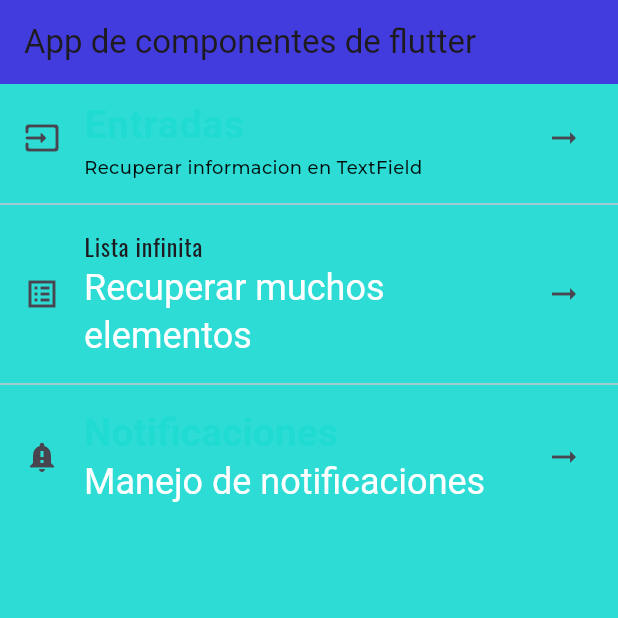
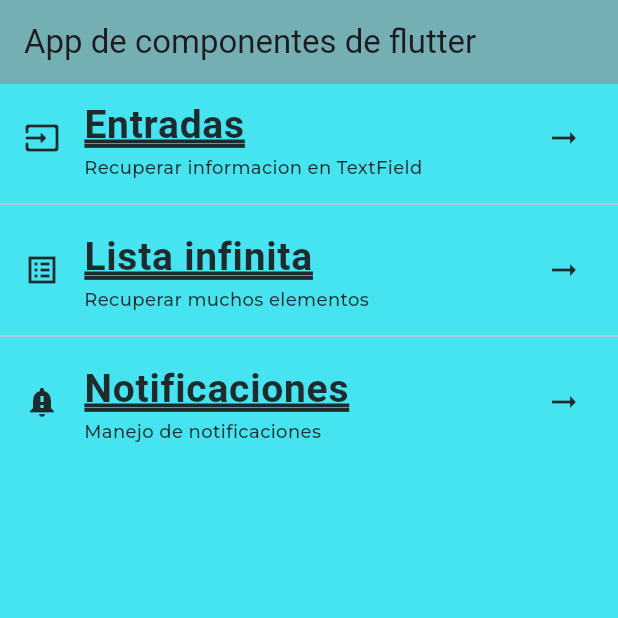
Before and after one commit to JesusGarciaShakur/componentes_flutter, a Flutter app: the screen it shows after launch, on a phone screen of 412 x 824 dp, the top half of it. Run offline on Flutter 3.47's test engine with Material 3 defaults, Android fonts, the phone set to English and light mode, and no system bars; our stand-ins replace google_fonts; Roboto replaces fonts that are missing (Acme).

Commit message:
Finishing fist version of  AppTheme

```diff
--- a/lib/screens/home_screen.dart
+++ b/lib/screens/home_screen.dart
@@ -1,5 +1,4 @@
 import 'package:flutter/material.dart';
-import 'package:google_fonts/google_fonts.dart';
 import 'package:practica3/theme/app_theme.dart';
 
 class HomeScreen extends StatelessWidget {
@@ -18,37 +17,54 @@ class HomeScreen extends StatelessWidget {
               'Entradas',
               style: AppTheme.lightTheme.textTheme.headlineLarge,
             ),
-            subtitle: Text('Recuperar informacion en TextField',
-                style: AppTheme.lightTheme.textTheme.bodySmall),
-            leading: const Icon(Icons.input_rounded),
-            trailing: const Icon(Icons.arrow_right_alt_outlined),
+            subtitle: Text(
+              'Recuperar informacion en TextField',
+              style: AppTheme.lightTheme.textTheme.bodySmall,
+            ),
+            leading: const Icon(
+              Icons.input_rounded,
+              color: AppTheme.primaryColor,
+            ),
+            trailing: const Icon(
+              Icons.arrow_right_alt_outlined,
+              color: AppTheme.primaryColor,
+            ),
           ),
           const Divider(),
           ListTile(
-            title: Text(
-              'Lista infinita',
-              style: GoogleFonts.getFont('Oswald'),
-              //style: Theme.of(context).textTheme.headlineLarge,
-            ),
+            title: Text('Lista infinita',
+                style: AppTheme.lightTheme.textTheme.headlineLarge
+                //style: Theme.of(context).textTheme.headlineLarge,
+                ),
             subtitle: Text(
               'Recuperar muchos elementos',
-              style: Theme.of(context).textTheme.headlineSmall,
+              style: AppTheme.lightTheme.textTheme.bodySmall,
             ),
-            leading: const Icon(Icons.list_alt_sharp),
-            trailing: const Icon(Icons.arrow_right_alt_outlined),
+            leading: const Icon(
+              Icons.list_alt_sharp,
+              color: AppTheme.primaryColor,
+            ),
+            trailing: const Icon(
+              Icons.arrow_right_alt_outlined,
+              color: AppTheme.primaryColor,
+            ),
           ),
           const Divider(),
           ListTile(
-            title: Text(
-              'Notificaciones',
-              style: Theme.of(context).textTheme.headlineLarge,
-            ),
+            title: Text('Notificaciones',
+                style: AppTheme.lightTheme.textTheme.headlineLarge),
             subtitle: Text(
               'Manejo de notificaciones',
-              style: Theme.of(context).textTheme.headlineSmall,
+              style: AppTheme.lightTheme.textTheme.bodySmall,
             ),
-            leading: const Icon(Icons.notification_important),
-            trailing: const Icon(Icons.arrow_right_alt_outlined),
+            leading: const Icon(
+              Icons.notification_important,
+              color: AppTheme.primaryColor,
+            ),
+            trailing: const Icon(
+              Icons.arrow_right_alt_outlined,
+              color: AppTheme.primaryColor,
+            ),
           ),
         ],
       ),
--- a/lib/theme/app_theme.dart
+++ b/lib/theme/app_theme.dart
@@ -3,20 +3,24 @@ import 'package:google_fonts/google_fonts.dart';
 
 class AppTheme {
   //Constante del color primario
-  static const primaryColor = Color.fromARGB(239, 31, 219, 210);
-  static const secondaryColor = Color.fromARGB(238, 0, 0, 0);
-  static const backColor = Color.fromARGB(193, 73, 8, 225);
+  static const primaryColor = Color.fromARGB(235, 26, 26, 26);
+  static const secondaryColor = Color.fromARGB(236, 30, 30, 30);
+  static const backColor = Color.fromARGB(193, 11, 218, 237);
+  static const appBarColor = Color.fromARGB(193, 131, 159, 161);
   //Definicion del tema del color y estilo de la app
   static final ThemeData lightTheme = ThemeData.light().copyWith(
-    scaffoldBackgroundColor: primaryColor,
+    scaffoldBackgroundColor: backColor,
     appBarTheme: const AppBarTheme(
-      color: backColor,
+      color: appBarColor,
     ),
     textTheme: TextTheme(
       headlineLarge: GoogleFonts.acme(
         fontSize: 26.0,
         fontWeight: FontWeight.bold,
         color: primaryColor,
+        decoration: TextDecoration.underline,
+        decorationStyle: TextDecorationStyle.double,
+        decorationThickness: 2.0,
       ),
 
       //fuente para textos muy pequeños
```
